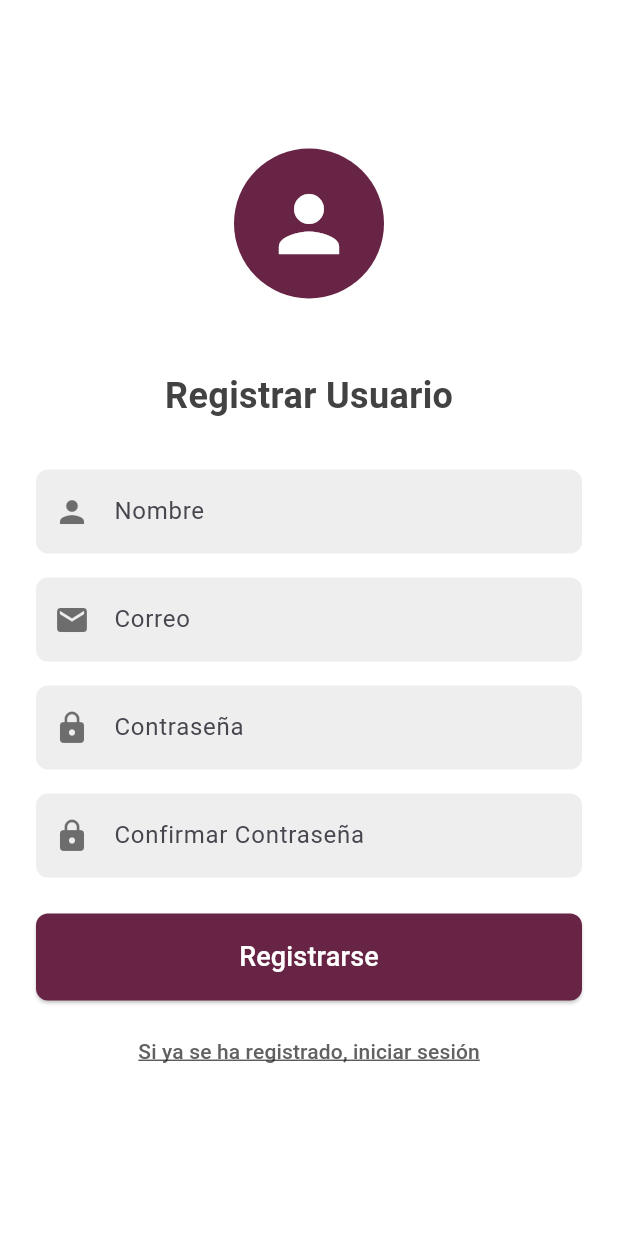
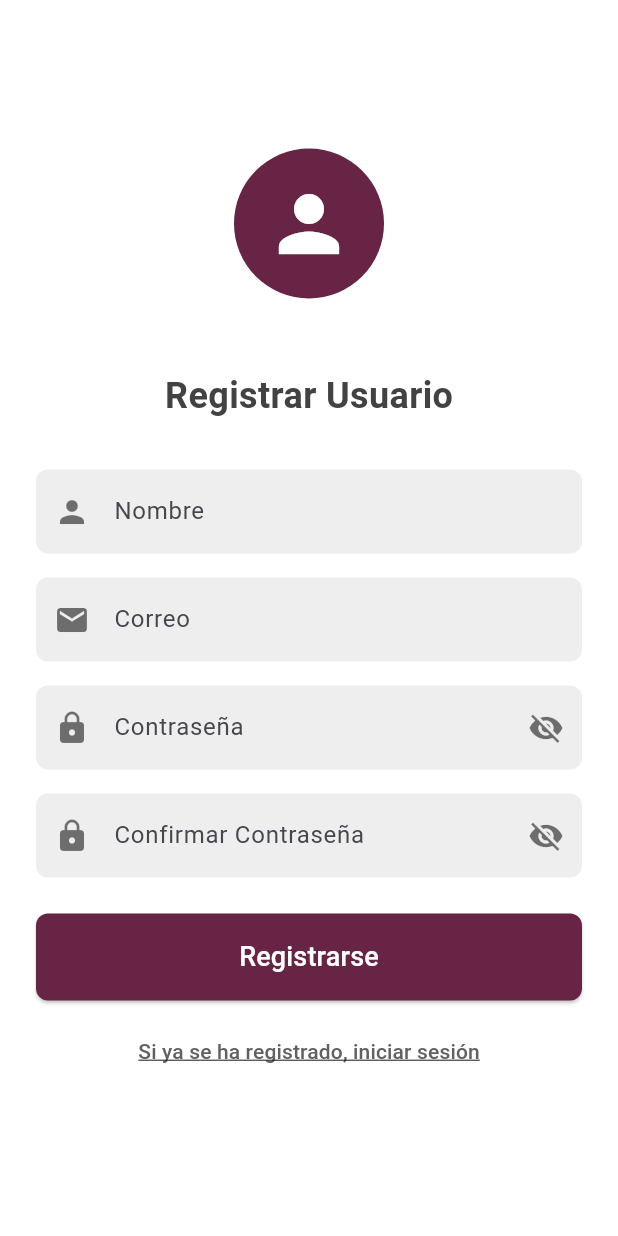
Before and after one commit to RubenTorresNava/integradoramovil, a Flutter app: the screen it shows after launch, after a tap on "Iniciar sesión", after a tap on "Registrarse", on a phone screen of 412 x 824 dp. Run offline on Flutter 3.47's test engine with Material 3 defaults, Android fonts, the phone set to English and light mode, and no system bars; our stand-ins replace flutter_secure_storage; accounts and stored records are empty; network calls fail.

Commit message:
feat: convertir formularios de inicio de sesión y registro a StatefulWidgets y mejorar la gestión de contraseñas

```diff
--- a/lib/widgets/login_form.dart
+++ b/lib/widgets/login_form.dart
@@ -1,66 +1,59 @@
 import 'package:flutter/material.dart';
 import 'package:provider/provider.dart';
-import '../viewmodels/login_viewmodel.dart';
+import '../viewmodels/login_viewmodel.dart'; // Asegúrate de que esta ruta sea correcta
 
-class LoginForm extends StatelessWidget {
+// 1. Convertido a StatefulWidget
+class LoginForm extends StatefulWidget {
   const LoginForm({super.key});
 
   @override
+  State<LoginForm> createState() => _LoginFormState();
+}
+
+class _LoginFormState extends State<LoginForm> {
+  // 2. Estado local para la visibilidad de la contraseña
+  bool _isPasswordVisible = false;
+
+  // 3. Controladores de texto movidos al State
+  final TextEditingController _emailController = TextEditingController();
+  final TextEditingController _passwordController = TextEditingController();
+
+  static const Color primaryColor = Color.fromRGBO(104, 36, 68, 1);
+
+  @override
+  void dispose() {
+    // Liberar los controladores para evitar fugas de memoria
+    _emailController.dispose();
+    _passwordController.dispose();
+    super.dispose();
+  }
+
+  @override
   Widget build(BuildContext context) {
-    // 1. Obtener acceso al ViewModel (la lógica)
-    // El widget se reconstruirá cada vez que el ViewModel llame a notifyListeners()
-    final viewModel = Provider.of<LoginViewModel>(context);
-
-    // Controladores de texto. Se definen aquí ya que son necesarios solo para este widget.
-    // El estado de lo que escriben queda en el TextField, pero el valor se pasa al ViewModel al presionar el botón.
-    final TextEditingController emailController = TextEditingController();
-    final TextEditingController passwordController = TextEditingController();
+    // Escucha el ViewModel para reconstruir con el estado de carga/error
+    final viewModel = context.watch<LoginViewModel>();
 
     return Column(
       children: <Widget>[
-        // Campo de Correo
-        TextField(
-          controller: emailController,
+        // Campo de Correo (sin cambios)
+        _buildTextField(
+          controller: _emailController,
+          hintText: 'Correo',
+          icon: Icons.mail,
           keyboardType: TextInputType.emailAddress,
-          decoration: InputDecoration(
-            filled: true,
-            fillColor: Colors.grey[200],
-            prefixIcon: const Icon(Icons.mail, color: Colors.black54),
-            hintText: 'Correo',
-            border: OutlineInputBorder(
-              borderRadius: BorderRadius.circular(8.0),
-              borderSide: BorderSide.none,
-            ),
-            focusedBorder: OutlineInputBorder(
-              borderRadius: BorderRadius.circular(8.0),
-              borderSide: const BorderSide(color: Color.fromRGBO(104, 36, 68, 1), width: 2.0),
-            ),
-            contentPadding: const EdgeInsets.symmetric(vertical: 16.0),
-          ),
-          style: const TextStyle(color: Colors.black87),
         ),
         const SizedBox(height: 16.0),
 
-        // Campo de Contraseña
-        TextField(
-          controller: passwordController,
-          obscureText: true,
-          decoration: InputDecoration(
-            filled: true,
-            fillColor: Colors.grey[200],
-            prefixIcon: const Icon(Icons.lock, color: Colors.black54),
-            hintText: 'Contraseña',
-            border: OutlineInputBorder(
-              borderRadius: BorderRadius.circular(8.0),
-              borderSide: BorderSide.none,
-            ),
-            focusedBorder: OutlineInputBorder(
-              borderRadius: BorderRadius.circular(8.0),
-              borderSide: const BorderSide(color: Color.fromRGBO(104, 36, 68, 1), width: 2.0),
-            ),
-            contentPadding: const EdgeInsets.symmetric(vertical: 16.0),
-          ),
-          style: const TextStyle(color: Colors.black87),
+        // Campo de Contraseña (con alternancia de visibilidad)
+        _buildPasswordField(
+          controller: _passwordController,
+          hintText: 'Contraseña',
+          isVisible: _isPasswordVisible,
+          onToggleVisibility: () {
+            setState(() {
+              _isPasswordVisible = !_isPasswordVisible;
+            });
+          },
         ),
 
         // Mensaje de Error
@@ -81,19 +74,18 @@ class LoginForm extends StatelessWidget {
           children: <Widget>[
             Expanded(
               child: ElevatedButton(
-                // 2. Lógica del botón: Si está cargando, es null (deshabilitado)
                 onPressed: viewModel.isLoading
                     ? null
                     : () {
-                  // Llama a la función signIn del ViewModel, pasando los datos del formulario
-                  viewModel.signIn(
-                    emailController.text,
-                    passwordController.text,
+                  // Usamos context.read (no escucha) para llamar a la función
+                  context.read<LoginViewModel>().signIn(
+                    _emailController.text,
+                    _passwordController.text,
                     context,
                   );
                 },
                 style: ElevatedButton.styleFrom(
-                  backgroundColor: const Color.fromRGBO(104, 36, 68, 1),
+                  backgroundColor: primaryColor,
                   padding: const EdgeInsets.symmetric(vertical: 16.0),
                   shape: RoundedRectangleBorder(
                     borderRadius: BorderRadius.circular(8.0),
@@ -104,7 +96,7 @@ class LoginForm extends StatelessWidget {
                     height: 20,
                     width: 20,
                     child: CircularProgressIndicator(color: Colors.white, strokeWidth: 2)
-                ) // Muestra el spinner de carga
+                )
                     : const Text(
                   'Iniciar sesión',
                   style: TextStyle(fontSize: 18.0, color: Colors.white),
@@ -113,7 +105,6 @@ class LoginForm extends StatelessWidget {
             ),
             const SizedBox(width: 16.0),
             TextButton(
-              // 3. Lógica del botón Registrarse
               onPressed: viewModel.isLoading ? null : () => viewModel.goToRegister(context),
               child: Text(
                 'Registrarse',
@@ -128,4 +119,70 @@ class LoginForm extends StatelessWidget {
       ],
     );
   }
+
+  // --- WIDGETS AUXILIARES REUTILIZADOS ---
+
+  Widget _buildTextField({
+    required TextEditingController controller,
+    required String hintText,
+    required IconData icon,
+    required TextInputType keyboardType,
+  }) {
+    return TextField(
+      controller: controller,
+      keyboardType: keyboardType,
+      decoration: InputDecoration(
+        filled: true,
+        fillColor: Colors.grey[200],
+        prefixIcon: Icon(icon, color: Colors.black54),
+        hintText: hintText,
+        border: OutlineInputBorder(
+          borderRadius: BorderRadius.circular(8.0),
+          borderSide: BorderSide.none,
+        ),
+        focusedBorder: OutlineInputBorder(
+          borderRadius: BorderRadius.circular(8.0),
+          borderSide: const BorderSide(color: primaryColor, width: 2.0),
+        ),
+        contentPadding: const EdgeInsets.symmetric(vertical: 16.0),
+      ),
+      style: const TextStyle(color: Colors.black87),
+    );
+  }
+
+  Widget _buildPasswordField({
+    required TextEditingController controller,
+    required String hintText,
+    required bool isVisible,
+    required VoidCallback onToggleVisibility,
+  }) {
+    return TextField(
+      controller: controller,
+      obscureText: !isVisible, // Ocultar si isVisible es false
+      decoration: InputDecoration(
+        filled: true,
+        fillColor: Colors.grey[200],
+        prefixIcon: const Icon(Icons.lock, color: Colors.black54),
+        hintText: hintText,
+        // Ícono de alternancia
+        suffixIcon: IconButton(
+          icon: Icon(
+            isVisible ? Icons.visibility : Icons.visibility_off,
+            color: Colors.black54,
+          ),
+          onPressed: onToggleVisibility,
+        ),
+        border: OutlineInputBorder(
+          borderRadius: BorderRadius.circular(8.0),
+          borderSide: BorderSide.none,
+        ),
+        focusedBorder: OutlineInputBorder(
+          borderRadius: BorderRadius.circular(8.0),
+          borderSide: const BorderSide(color: primaryColor, width: 2.0),
+        ),
+        contentPadding: const EdgeInsets.symmetric(vertical: 16.0),
+      ),
+      style: const TextStyle(color: Colors.black87),
+    );
+  }
 }
--- a/lib/widgets/register_form.dart
+++ b/lib/widgets/register_form.dart
@@ -1,114 +1,84 @@
 import 'package:flutter/material.dart';
 import 'package:provider/provider.dart';
-import '../viewmodels/register_viewmodel.dart';
+import '../viewmodels/register_viewmodel.dart'; // Asegúrate de que esta ruta sea correcta
 
-class RegisterForm extends StatelessWidget {
+// 1. Convertido a StatefulWidget
+class RegisterForm extends StatefulWidget {
   const RegisterForm({super.key});
 
   @override
+  State<RegisterForm> createState() => _RegisterFormState();
+}
+
+class _RegisterFormState extends State<RegisterForm> {
+  // 2. Estado local para la visibilidad de las contraseñas
+  bool _isPasswordVisible = false;
+  bool _isConfirmPasswordVisible = false;
+
+  // 3. Controladores de texto movidos al State
+  final TextEditingController _nameController = TextEditingController();
+  final TextEditingController _emailController = TextEditingController();
+  final TextEditingController _passwordController = TextEditingController();
+  final TextEditingController _confirmPasswordController = TextEditingController();
+
+  static const Color primaryColor = Color.fromRGBO(104, 36, 68, 1);
+
+  @override
+  void dispose() {
+    _nameController.dispose();
+    _emailController.dispose();
+    _passwordController.dispose();
+    _confirmPasswordController.dispose();
+    super.dispose();
+  }
+
+  @override
   Widget build(BuildContext context) {
-    final viewModel = Provider.of<RegisterViewModel>(context);
-
-    final TextEditingController nameController = TextEditingController();
-    final TextEditingController emailController = TextEditingController();
-    final TextEditingController passwordController = TextEditingController();
-    final TextEditingController confirmPasswordController = TextEditingController();
+    final viewModel = context.watch<RegisterViewModel>();
 
     return Column(
       children: <Widget>[
-        // Campo de Nombre
-        TextField(
-          controller: nameController,
+        // --- Campo de Nombre ---
+        _buildStandardTextField(
+          controller: _nameController,
+          hintText: 'Nombre',
+          icon: Icons.person,
           keyboardType: TextInputType.name,
-          decoration: InputDecoration(
-            filled: true,
-            fillColor: Colors.grey[200],
-            prefixIcon: const Icon(Icons.person, color: Colors.black54),
-            hintText: 'Nombre',
-            border: OutlineInputBorder(
-              borderRadius: BorderRadius.circular(8.0),
-              borderSide: BorderSide.none,
-            ),
-            focusedBorder: OutlineInputBorder(
-              borderRadius: BorderRadius.circular(8.0),
-              borderSide: const BorderSide(
-                  color: Color.fromRGBO(104, 36, 68, 1), width: 2.0),
-            ),
-            contentPadding: const EdgeInsets.symmetric(vertical: 16.0),
-          ),
-          style: const TextStyle(color: Colors.black87),
         ),
         const SizedBox(height: 16.0),
 
-        // Campo de Correo
-        TextField(
-          controller: emailController,
+        // --- Campo de Correo ---
+        _buildStandardTextField(
+          controller: _emailController,
+          hintText: 'Correo',
+          icon: Icons.mail,
           keyboardType: TextInputType.emailAddress,
-          decoration: InputDecoration(
-            filled: true,
-            fillColor: Colors.grey[200],
-            prefixIcon: const Icon(Icons.mail, color: Colors.black54),
-            hintText: 'Correo',
-            border: OutlineInputBorder(
-              borderRadius: BorderRadius.circular(8.0),
-              borderSide: BorderSide.none,
-            ),
-            focusedBorder: OutlineInputBorder(
-              borderRadius: BorderRadius.circular(8.0),
-              borderSide: const BorderSide(
-                  color: Color.fromRGBO(104, 36, 68, 1), width: 2.0),
-            ),
-            contentPadding: const EdgeInsets.symmetric(vertical: 16.0),
-          ),
-          style: const TextStyle(color: Colors.black87),
         ),
         const SizedBox(height: 16.0),
 
-        // Campo de Contraseña
-        TextField(
-          controller: passwordController,
-          obscureText: true,
-          decoration: InputDecoration(
-            filled: true,
-            fillColor: Colors.grey[200],
-            prefixIcon: const Icon(Icons.lock, color: Colors.black54),
-            hintText: 'Contraseña',
-            border: OutlineInputBorder(
-              borderRadius: BorderRadius.circular(8.0),
-              borderSide: BorderSide.none,
-            ),
-            focusedBorder: OutlineInputBorder(
-              borderRadius: BorderRadius.circular(8.0),
-              borderSide: const BorderSide(
-                  color: Color.fromRGBO(104, 36, 68, 1), width: 2.0),
-            ),
-            contentPadding: const EdgeInsets.symmetric(vertical: 16.0),
-          ),
-          style: const TextStyle(color: Colors.black87),
+        // --- Campo de Contraseña (con alternancia) ---
+        _buildPasswordField(
+          controller: _passwordController,
+          hintText: 'Contraseña',
+          isVisible: _isPasswordVisible,
+          onToggleVisibility: () {
+            setState(() {
+              _isPasswordVisible = !_isPasswordVisible;
+            });
+          },
         ),
         const SizedBox(height: 16.0),
 
-        // Campo de Confirmar Contraseña
-        TextField(
-          controller: confirmPasswordController,
-          obscureText: true,
-          decoration: InputDecoration(
-            filled: true,
-            fillColor: Colors.grey[200],
-            prefixIcon: const Icon(Icons.lock, color: Colors.black54),
-            hintText: 'Confirmar Contraseña',
-            border: OutlineInputBorder(
-              borderRadius: BorderRadius.circular(8.0),
-              borderSide: BorderSide.none,
-            ),
-            focusedBorder: OutlineInputBorder(
-              borderRadius: BorderRadius.circular(8.0),
-              borderSide: const BorderSide(
-                  color: Color.fromRGBO(104, 36, 68, 1), width: 2.0),
-            ),
-            contentPadding: const EdgeInsets.symmetric(vertical: 16.0),
-          ),
-          style: const TextStyle(color: Colors.black87),
+        // --- Campo de Confirmar Contraseña (con alternancia) ---
+        _buildPasswordField(
+          controller: _confirmPasswordController,
+          hintText: 'Confirmar Contraseña',
+          isVisible: _isConfirmPasswordVisible,
+          onToggleVisibility: () {
+            setState(() {
+              _isConfirmPasswordVisible = !_isConfirmPasswordVisible;
+            });
+          },
         ),
 
         // Mensaje de Error
@@ -117,30 +87,30 @@ class RegisterForm extends StatelessWidget {
             padding: const EdgeInsets.only(top: 8.0),
             child: Text(
               viewModel.errorMessage!,
-              style: const TextStyle(
-                  color: Colors.red, fontWeight: FontWeight.bold),
+              style: const TextStyle(color: Colors.red, fontWeight: FontWeight.bold),
             ),
           ),
 
         const SizedBox(height: 24.0),
 
-        // Botones de acción (Row modificado)
+        // --- Botón de Registrarse ---
         SizedBox(
           width: double.infinity,
           child: ElevatedButton(
             onPressed: viewModel.isLoading
                 ? null
                 : () {
-              viewModel.register(
-                nameController.text,
-                emailController.text,
-                passwordController.text,
-                confirmPasswordController.text,
+              // Usamos context.read (no escucha) para llamar a la función de registro
+              context.read<RegisterViewModel>().register(
+                _nameController.text,
+                _emailController.text,
+                _passwordController.text,
+                _confirmPasswordController.text,
                 context,
               );
             },
             style: ElevatedButton.styleFrom(
-              backgroundColor: const Color.fromRGBO(104, 36, 68, 1),
+              backgroundColor: primaryColor,
               padding: const EdgeInsets.symmetric(vertical: 16.0),
               shape: RoundedRectangleBorder(
                 borderRadius: BorderRadius.circular(8.0),
@@ -159,17 +129,15 @@ class RegisterForm extends StatelessWidget {
           ),
         ),
 
-        const SizedBox(height: 10.0), // Espacio entre el botón y el texto
+        const SizedBox(height: 10.0),
 
-        // --- Enlace de texto (Leyenda secundaria) ---
+        // --- Enlace de texto (Iniciar Sesión) ---
         TextButton(
           onPressed: viewModel.isLoading
               ? null
               : () {
-            // Vuelve a la pantalla de Login
             Navigator.of(context).pop();
           },
-          // Leyenda
           child: Text(
             'Si ya se ha registrado, iniciar sesión',
             style: TextStyle(
@@ -182,4 +150,67 @@ class RegisterForm extends StatelessWidget {
       ],
     );
   }
+
+  Widget _buildStandardTextField({
+    required TextEditingController controller,
+    required String hintText,
+    required IconData icon,
+    required TextInputType keyboardType,
+  }) {
+    return TextField(
+      controller: controller,
+      keyboardType: keyboardType,
+      decoration: InputDecoration(
+        filled: true,
+        fillColor: Colors.grey[200],
+        prefixIcon: Icon(icon, color: Colors.black54),
+        hintText: hintText,
+        border: OutlineInputBorder(
+          borderRadius: BorderRadius.circular(8.0),
+          borderSide: BorderSide.none,
+        ),
+        focusedBorder: OutlineInputBorder(
+          borderRadius: BorderRadius.circular(8.0),
+          borderSide: const BorderSide(color: primaryColor, width: 2.0),
+        ),
+        contentPadding: const EdgeInsets.symmetric(vertical: 16.0),
+      ),
+      style: const TextStyle(color: Colors.black87),
+    );
+  }
+
+  Widget _buildPasswordField({
+    required TextEditingController controller,
+    required String hintText,
+    required bool isVisible,
+    required VoidCallback onToggleVisibility,
+  }) {
+    return TextField(
+      controller: controller,
+      obscureText: !isVisible,
+      decoration: InputDecoration(
+        filled: true,
+        fillColor: Colors.grey[200],
+        prefixIcon: const Icon(Icons.lock, color: Colors.black54),
+        hintText: hintText,
+        suffixIcon: IconButton(
+          icon: Icon(
+            isVisible ? Icons.visibility : Icons.visibility_off,
+            color: Colors.black54,
+          ),
+          onPressed: onToggleVisibility,
+        ),
+        border: OutlineInputBorder(
+          borderRadius: BorderRadius.circular(8.0),
+          borderSide: BorderSide.none,
+        ),
+        focusedBorder: OutlineInputBorder(
+          borderRadius: BorderRadius.circular(8.0),
+          borderSide: const BorderSide(color: primaryColor, width: 2.0),
+        ),
+        contentPadding: const EdgeInsets.symmetric(vertical: 16.0),
+      ),
+      style: const TextStyle(color: Colors.black87),
+    );
+  }
 }
```
